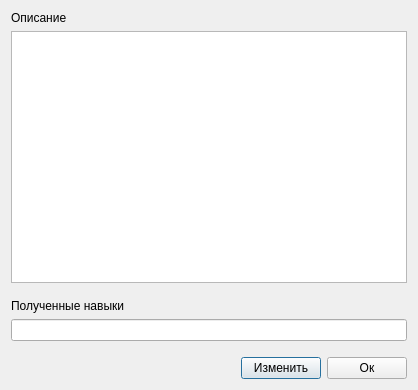
Qt form ui/insertresultdiscipline.ui (7enSmile/clientVKR) before a commit.
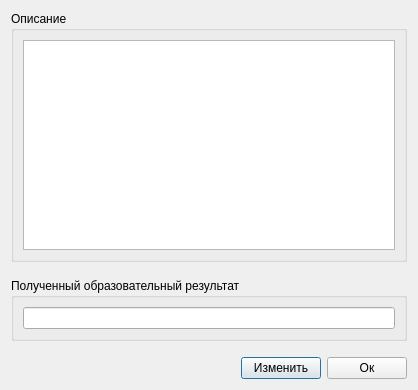
The same form after that commit.

What changed in the file:
```diff
--- a/ui/insertresultdiscipline.ui
+++ b/ui/insertresultdiscipline.ui
@@ -15,19 +15,21 @@
   </property>
   <layout class="QVBoxLayout" name="verticalLayout_3">
    <item>
-    <layout class="QVBoxLayout" name="verticalLayout">
-     <item>
-      <widget class="QLabel" name="label">
-       <property name="text">
+    <widget class="QGroupBox" name="groupBox">
+     <property name="title">
         <string>Описание</string>
        </property>
-      </widget>
-     </item>
+     <layout class="QVBoxLayout" name="verticalLayout_4">
+      <item>
+       <layout class="QVBoxLayout" name="verticalLayout">
      <item>
       <widget class="QTextEdit" name="textEdit"/>
      </item>
     </layout>
    </item>
+     </layout>
+    </widget>
+   </item>
    <item>
     <spacer name="verticalSpacer">
      <property name="orientation">
@@ -45,18 +47,20 @@
     </spacer>
    </item>
    <item>
+    <widget class="QGroupBox" name="groupBox_2">
+     <property name="title">
+      <string>Полученный образовательный результат</string>
+     </property>
+     <layout class="QHBoxLayout" name="horizontalLayout_2">
+      <item>
     <layout class="QVBoxLayout" name="verticalLayout_2">
-     <item>
-      <widget class="QLabel" name="label_2">
-       <property name="text">
-        <string>Полученные навыки</string>
-       </property>
-      </widget>
-     </item>
      <item>
       <widget class="QLineEdit" name="lineEdit"/>
      </item>
     </layout>
+      </item>
+     </layout>
+    </widget>
    </item>
    <item>
     <spacer name="verticalSpacer_2">
```
Lines whose indentation alone changed are shown as unchanged.
